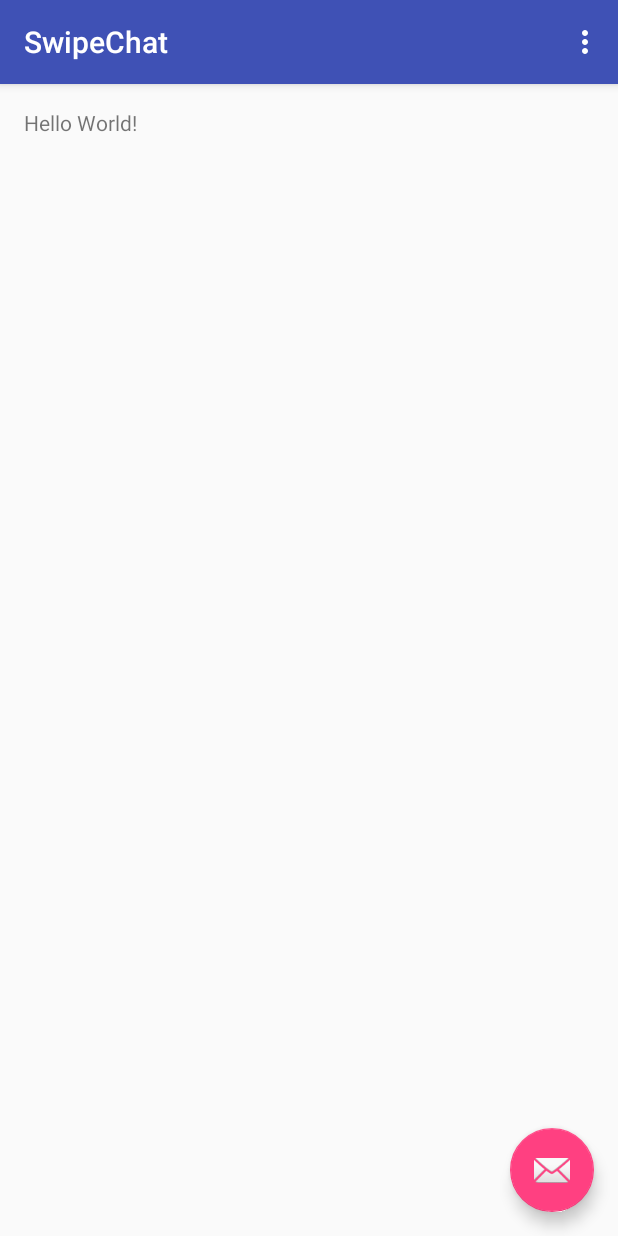
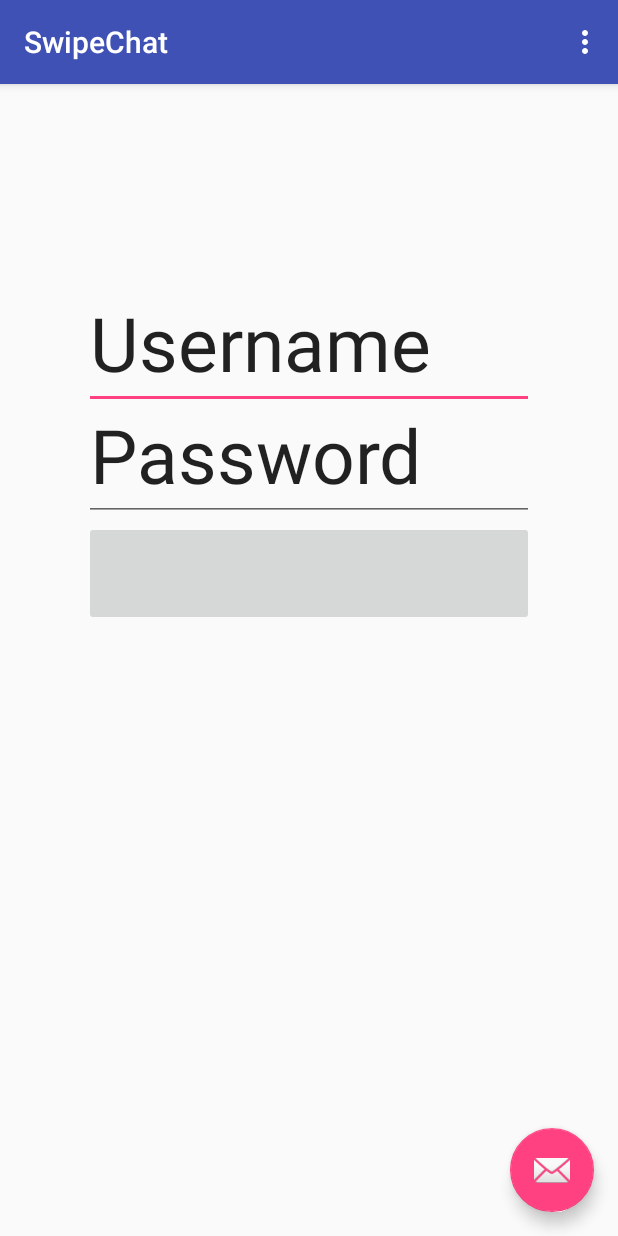
Before and after one commit to ForisKuang/SwipeChat, an Android app: the screen it shows after launch (LoginActivity), on a phone screen of 412 x 824 dp. Run offline under Robolectric (Android 15) with nearby library versions, the phone set to English and light mode, and no system bars.

Commit message:
Initial UI for Login

```diff
--- a/app/src/main/res/layout/content_login.xml
+++ b/app/src/main/res/layout/content_login.xml
@@ -7,8 +7,39 @@
     android:paddingTop="@dimen/activity_vertical_margin"
     android:paddingBottom="@dimen/activity_vertical_margin"
     app:layout_behavior="@string/appbar_scrolling_view_behavior"
-    tools:showIn="@layout/activity_login" tools:context=".LoginActivity">
+    tools:showIn="@layout/activity_login" tools:context=".LoginActivity">'
 
-    <TextView android:text="Hello World!" android:layout_width="wrap_content"
-        android:layout_height="wrap_content" />
+    <EditText
+        android:layout_width = "300dp"
+        android:layout_height = "75dp"
+        android:layout_centerInParent="true"
+        android:text="Username"
+        android:textSize="50sp"
+        android:textAlignment="gravity"
+        android:id = "@+id/username"
+        android:layout_marginTop="125dp"
+        android:layout_alignParentTop="true"
+        />
+    <EditText
+        android:layout_width = "300dp"
+        android:layout_height = "75dp"
+        android:layout_centerInParent="true"
+        android:text="Password"
+        android:textSize="50sp"
+        android:textAlignment="gravity"
+        android:id = "@+id/password"
+        android:layout_marginTop = "200dp"
+        android:layout_alignParentTop="true" />
+    <ImageButton
+        android:layout_width="300dp"
+        android:layout_height="70dp"
+        android:layout_centerInParent="true"
+        android:clickable="true"
+        android:layout_alignParentTop="true"
+        android:id = "@+id/openMessenger"
+        android:textAlignment="gravity"
+        android:layout_marginTop="275dp"
+        />
+
+
 </RelativeLayout>
```
